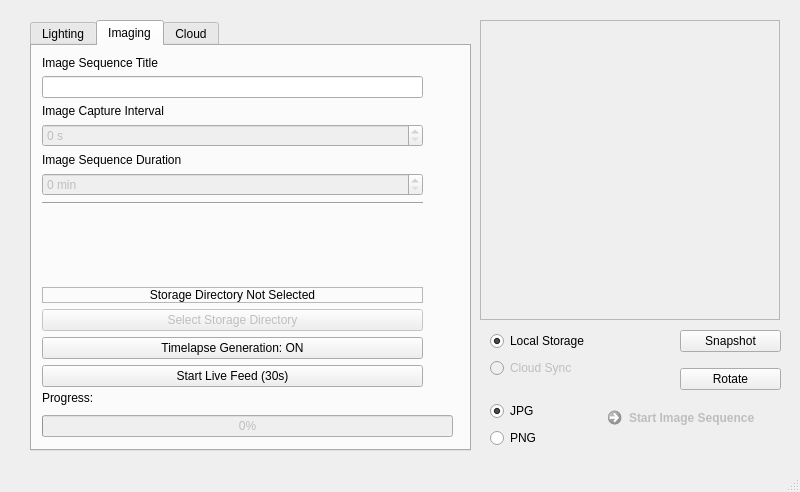
This is _ui/FlashLapse_CP.ui in CoSE-Jerry/Flashlapse_NEO as Qt 5 draws it before an edit. The edited form follows.
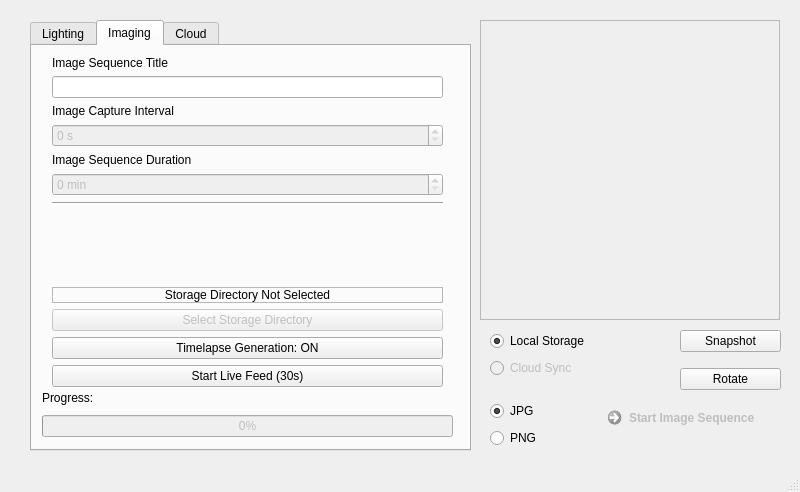
This is the edited form. The open tabs and pages were chosen to show the change. Icons and pictures are not drawn.

The edit to the form file:
```diff
--- a/_ui/FlashLapse_CP.ui
+++ b/_ui/FlashLapse_CP.ui
@@ -621,9 +621,9 @@
      <widget class="QWidget" name="layoutWidget">
       <property name="geometry">
        <rect>
-        <x>10</x>
+        <x>20</x>
         <y>10</y>
-        <width>381</width>
+        <width>391</width>
         <height>331</height>
        </rect>
       </property>
```
